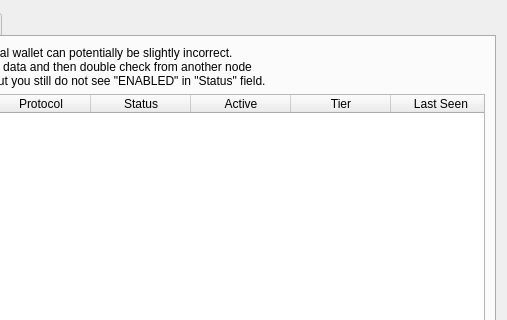
This is src/qt/forms/masternodelist.ui in MCLXI/mtn2 as Qt 5 draws it before an edit; both pictures show x 232 to 739 and y 0 to 320 of the 739 by 457 pixel window. The edited form follows.
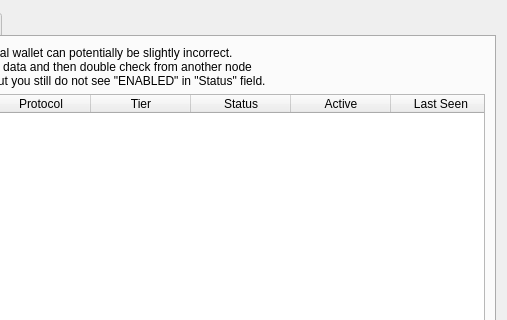
This is the edited form.

The edit to the form file:
```diff
--- a/src/qt/forms/masternodelist.ui
+++ b/src/qt/forms/masternodelist.ui
@@ -93,6 +93,11 @@
 															<string>Protocol</string>
 														</property>
 													</column>
+													<column>
+														<property name="text">
+															<string>Tier</string>
+														</property>
+													</column>
 													<column>
 														<property name="text">
 															<string>Status</string>
@@ -103,11 +108,6 @@
 															<string>Active</string>
 														</property>
 													</column>
-													<column>
-														<property name="text">
-															<string>Tier</string>
-														</property>
-													</column>
 													<column>
 														<property name="text">
 															<string>Last Seen</string>
```
Left out of the diff: 10 changed lines with no effect on the pictures.
